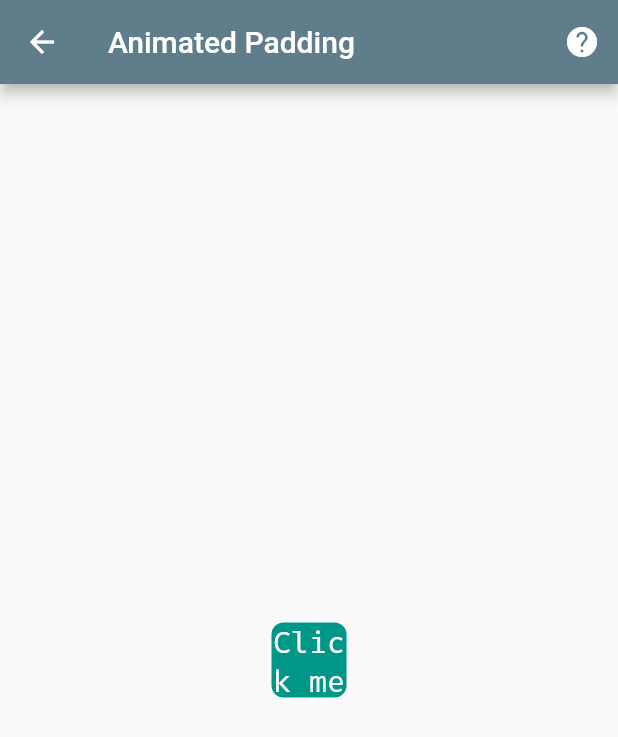
After one commit to nguyenlambuu/flutter100days, a Flutter app: the Day45AnimatedPadding screen opened directly, on a phone screen of 412 x 824 dp. The commit adds this screen. Shown: the top 737 px of the screen. Run offline on Flutter 3.47's test engine with Material 2 defaults, Android fonts, the light colour scheme and no system bars; our stand-ins replace get, google_fonts.

Commit message:
AnimatedPadding

```diff
--- a/_100_/lib/routes/routes.dart
+++ b/_100_/lib/routes/routes.dart
@@ -42,6 +42,7 @@ import '../screens/day_041_rich_text.dart';
 import '../screens/day_042_reorderable_listview.dart';
 import '../screens/day_043_animated_switcher.dart';
 import '../screens/day_044_animated_positioned.dart';
+import '../screens/day_045_animated_padding.dart';
 
 Map _routes = {
   "SafeArea": Day1SafeArea(),
@@ -88,6 +89,7 @@ Map _routes = {
   "ReOrderListView": Day42ReorderableListView(),
   "AnimatedSwitcher": Day43AnimatedSwitcher(),
   "AnimatedPositioned": Day44AnimatedPositioned(),
+  "AnimatedPadding": Day45AnimatedPadding(),
 };
 
 get routes {
--- /dev/null
+++ b/_100_/lib/screens/day_045_animated_padding.dart
@@ -0,0 +1,79 @@
+import 'dart:math';
+
+import 'package:flutter/material.dart';
+
+import '../components/help_icon_button.dart';
+
+class Day45AnimatedPadding extends StatefulWidget {
+  @override
+  _Day45AnimatedPaddingState createState() => _Day45AnimatedPaddingState();
+}
+
+class _Day45AnimatedPaddingState extends State<Day45AnimatedPadding> {
+  Color _color = Colors.teal;
+  double _padding = 8.0;
+  double _width = 50;
+  double _height = 50;
+  BorderRadiusGeometry _borderRadius = BorderRadius.circular(8);
+
+  @override
+  Widget build(BuildContext context) {
+    return Scaffold(
+      appBar: AppBar(
+        title: Text('Animated Padding'),
+        actions: [
+          HelpIconButton(
+              url:
+                  'https://api.flutter.dev/flutter/widgets/AnimatedPadding-class.html')
+        ],
+      ),
+      body: SafeArea(
+        child: GestureDetector(
+          onTap: () {
+            setState(() {
+              final random = Random();
+              _padding = random.nextInt(120).toDouble();
+
+              _width = random.nextInt(300).toDouble();
+              _height = random.nextInt(300).toDouble();
+
+              _color = Color.fromRGBO(
+                random.nextInt(256),
+                random.nextInt(256),
+                random.nextInt(256),
+                1,
+              );
+
+              _borderRadius = BorderRadius.circular(
+                random.nextInt(100).toDouble(),
+              );
+            });
+          },
+          child: Center(
+            child: AnimatedPadding(
+              padding: EdgeInsets.all(_padding),
+              duration: Duration(milliseconds: 1000),
+              curve: Curves.easeInCubic,
+              child: AnimatedContainer(
+                duration: Duration(milliseconds: 1000),
+                width: _width,
+                height: _height,
+                decoration: BoxDecoration(
+                  color: _color,
+                  borderRadius: _borderRadius,
+                ),
+                child: Center(
+                  child: Text(
+                    "Click me",
+                    textAlign: TextAlign.center,
+                    style: TextStyle(fontSize: 20, color: Colors.white),
+                  ),
+                ),
+              ),
+            ),
+          ),
+        ),
+      ),
+    );
+  }
+}
```
